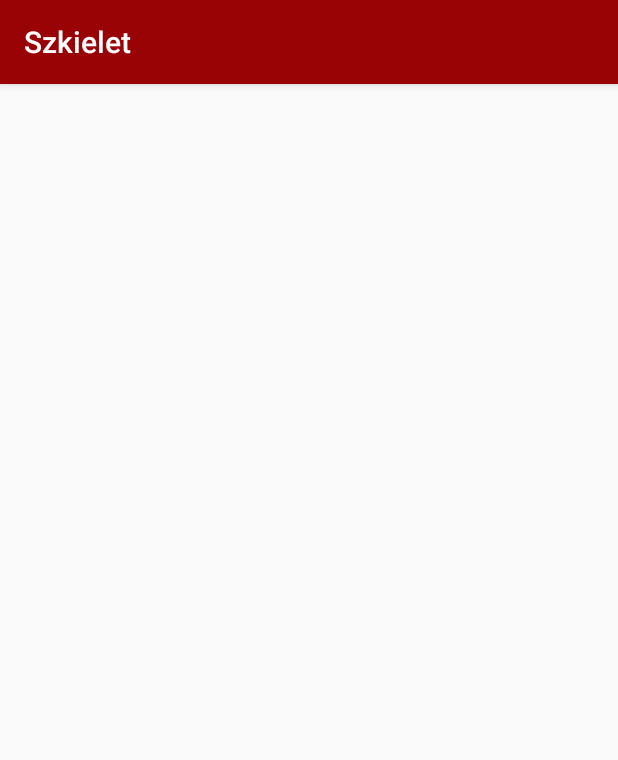
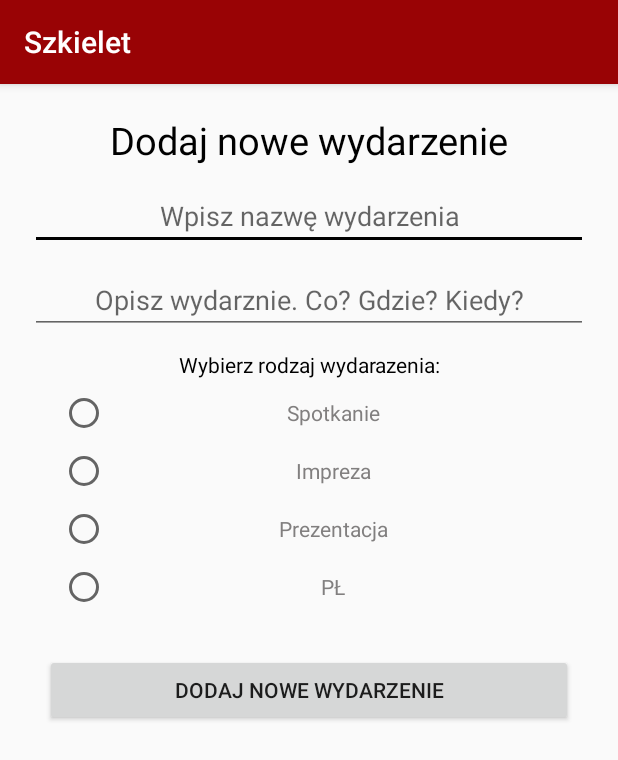
Before and after one commit to Mobilki5sem/PolitechnikaLodzka-application, an Android app: the AddEvent screen opened directly, with no data from a screen before it, on a phone screen of 412 x 824 dp. Shown: the top 760 px of the screen. Run offline under Robolectric (Android 15) with nearby library versions, the phone set to English and light mode, and no system bars; network calls fail; Roboto replaces fonts that are not available here.

Commit message:
Add design for AddEvent activity.

```diff
--- a/app/src/main/java/com/team/szkielet/event/AddEvent.java
+++ b/app/src/main/java/com/team/szkielet/event/AddEvent.java
@@ -3,14 +3,37 @@ package com.team.szkielet.event;
 import androidx.appcompat.app.AppCompatActivity;
 
 import android.os.Bundle;
+import android.view.View;
+import android.widget.Button;
+import android.widget.EditText;
+import android.widget.RadioGroup;
+import android.widget.TextView;
+import android.widget.Toast;
 
 import com.team.szkielet.R;
 
 public class AddEvent extends AppCompatActivity {
 
+    private EditText etNazwaWydarzenia, etOpis;
+    private RadioGroup rgRodzaj;
+    private Button btnAddEvent;
+
     @Override
     protected void onCreate(Bundle savedInstanceState) {
         super.onCreate(savedInstanceState);
         setContentView(R.layout.activity_add_event);
+
+        etNazwaWydarzenia = findViewById(R.id.etNazwaWydarzenia);
+        etOpis = findViewById(R.id.etOpis);
+        rgRodzaj = findViewById(R.id.rgRodzaj);
+        btnAddEvent = findViewById(R.id.btnAddEvent);
+        btnAddEvent.setOnClickListener(new View.OnClickListener() {
+            @Override
+            public void onClick(View view) {
+                /*if(!etNazwaWydarzenia.getText().equals("") && !etOpis.getText().equals("")) {
+                    Toast.makeText(AddEvent.this, "Dodanie wydarzenie.", Toast.LENGTH_SHORT).show();
+                }*/
+            }
+        });
     }
 }
--- a/app/src/main/res/layout/activity_add_event.xml
+++ b/app/src/main/res/layout/activity_add_event.xml
@@ -1,9 +1,127 @@
 <?xml version="1.0" encoding="utf-8"?>
-<androidx.constraintlayout.widget.ConstraintLayout xmlns:android="http://schemas.android.com/apk/res/android"
+<LinearLayout xmlns:android="http://schemas.android.com/apk/res/android"
     xmlns:app="http://schemas.android.com/apk/res-auto"
     xmlns:tools="http://schemas.android.com/tools"
     android:layout_width="match_parent"
     android:layout_height="match_parent"
-    tools:context=".event.AddEvent">
+    tools:context=".event.AddEvent"
+    android:orientation="vertical">
 
-</androidx.constraintlayout.widget.ConstraintLayout>
+    <TextView
+        android:id="@+id/textView"
+        android:layout_width="match_parent"
+        android:layout_height="wrap_content"
+        android:layout_marginTop="20dp"
+        android:layout_marginBottom="5dp"
+        android:gravity="center"
+        android:text="Dodaj nowe wydarzenie"
+        android:textColor="@android:color/black"
+        android:textSize="25sp" />
+
+    <EditText
+        android:id="@+id/etNazwaWydarzenia"
+        android:layout_width="match_parent"
+        android:layout_height="wrap_content"
+        android:layout_marginLeft="20dp"
+        android:layout_marginTop="5dp"
+        android:layout_marginRight="20dp"
+        android:layout_marginBottom="5dp"
+        android:ems="10"
+        android:gravity="center"
+        android:hint="Wpisz nazwę wydarzenia"
+        android:inputType="textPersonName" />
+
+    <EditText
+        android:id="@+id/etOpis"
+        android:layout_width="match_parent"
+        android:layout_height="wrap_content"
+        android:layout_marginLeft="20dp"
+        android:layout_marginTop="5dp"
+        android:layout_marginRight="20dp"
+        android:layout_marginBottom="5dp"
+        android:ems="10"
+        android:gravity="center"
+        android:hint="Opisz wydarznie. Co? Gdzie? Kiedy?"
+        android:inputType="textPersonName" />
+
+    <TextView
+        android:id="@+id/textView4"
+        android:layout_width="match_parent"
+        android:layout_height="wrap_content"
+        android:layout_marginTop="5dp"
+        android:layout_marginBottom="3dp"
+        android:gravity="center"
+        android:text="Wybierz rodzaj wydarazenia:"
+        android:textColor="@android:color/black" />
+
+    <RadioGroup
+        android:id="@+id/rgRodzaj"
+        android:layout_width="match_parent"
+        android:layout_height="wrap_content"
+        android:orientation="vertical">
+
+        <RadioButton
+            android:id="@+id/radioButton7"
+            android:layout_width="match_parent"
+            android:layout_height="wrap_content"
+            android:layout_marginLeft="40dp"
+            android:layout_marginTop="3dp"
+            android:layout_marginRight="40dp"
+            android:layout_marginBottom="3dp"
+            android:layout_weight="1"
+            android:gravity="center"
+            android:text="Spotkanie"
+            android:textColor="#817F7F" />
+
+        <RadioButton
+            android:id="@+id/radioButton8"
+            android:layout_width="match_parent"
+            android:layout_height="wrap_content"
+            android:layout_marginLeft="40dp"
+            android:layout_marginTop="3dp"
+            android:layout_marginRight="40dp"
+            android:layout_marginBottom="3dp"
+            android:layout_weight="1"
+            android:gravity="center"
+            android:text="Impreza"
+            android:textColor="#817F7F" />
+
+        <RadioButton
+            android:id="@+id/radioButton5"
+            android:layout_width="match_parent"
+            android:layout_height="wrap_content"
+            android:layout_marginLeft="40dp"
+            android:layout_marginTop="3dp"
+            android:layout_marginRight="40dp"
+            android:layout_marginBottom="3dp"
+            android:layout_weight="1"
+            android:gravity="center"
+            android:text="Prezentacja"
+            android:textColor="#817F7F" />
+
+        <RadioButton
+            android:id="@+id/radioButton6"
+            android:layout_width="match_parent"
+            android:layout_height="wrap_content"
+            android:layout_marginLeft="40dp"
+            android:layout_marginTop="3dp"
+            android:layout_marginRight="40dp"
+            android:layout_marginBottom="3dp"
+            android:layout_weight="1"
+            android:gravity="center"
+            android:text="PŁ"
+            android:textColor="#817F7F" />
+
+    </RadioGroup>
+
+    <Button
+        android:id="@+id/btnAddEvent"
+        android:layout_width="match_parent"
+        android:layout_height="wrap_content"
+        android:layout_marginLeft="30dp"
+        android:layout_marginTop="25dp"
+        android:layout_marginRight="30dp"
+        android:layout_marginBottom="5dp"
+        android:text="Dodaj nowe wydarzenie" />
+
+</LinearLayout>
```
